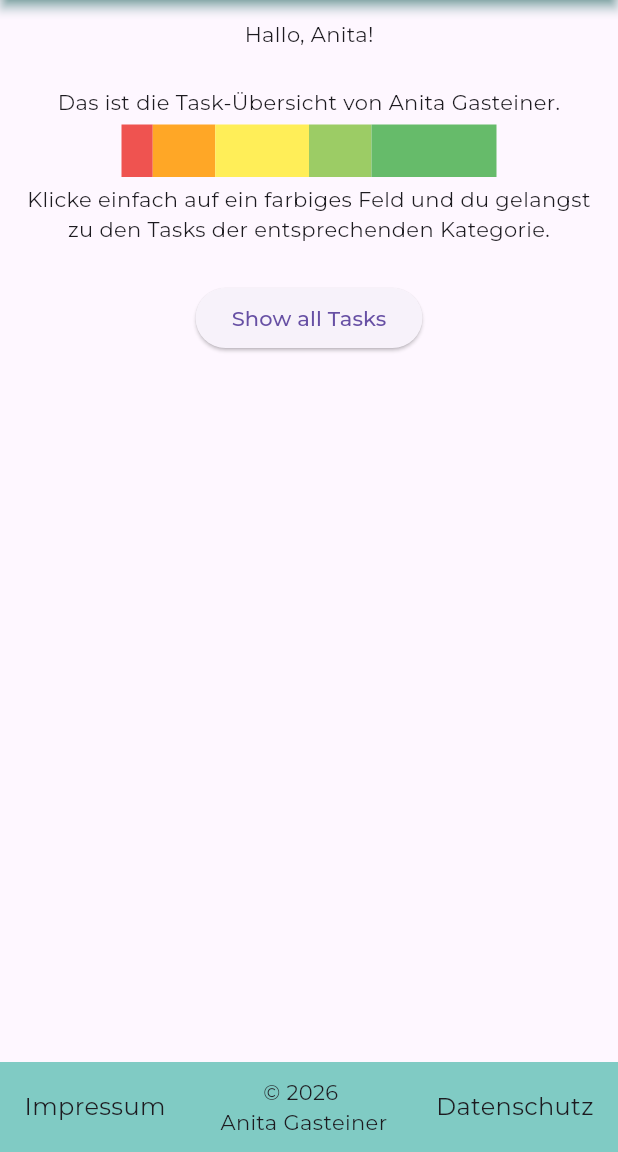
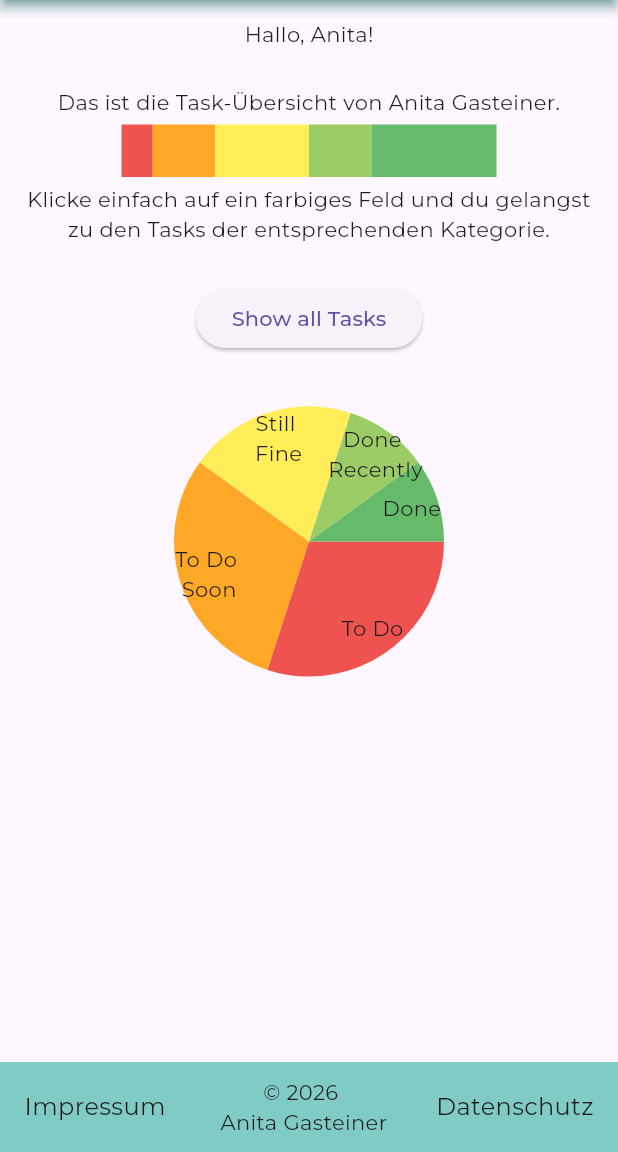
Before and after one commit to anitagasteiner/you-got-this, a Flutter app: the screen it shows after launch, on a phone screen of 412 x 824 dp, the part 84-1236 px from its top. Run offline on Flutter 3.47's test engine with Material 3 defaults, Android fonts, the phone set to English and light mode, and no system bars; drawn by our look-alikes of fl_chart.

Commit message:
pie chart testing

```diff
--- a/lib/screens/home_screen.dart
+++ b/lib/screens/home_screen.dart
@@ -3,8 +3,11 @@ import '../common/colors.dart';
 import '../calc.dart';
 import '../widgets/navbars_widgets.dart';
 import '../widgets/color_box_link_widget.dart';
+import '../widgets/circle_chart_widget.dart';
+
 
 int count = 0;
+
 
 class HomeScreen extends StatelessWidget {
   const HomeScreen({super.key});
@@ -100,6 +103,7 @@ class HomeScreen extends StatelessWidget {
                   arguments: 'All');
               },
             ),
+            SimplePieChart(),
           ],
         ),
       ),
--- /dev/null
+++ b/lib/widgets/circle_chart_widget.dart
@@ -0,0 +1,94 @@
+import 'package:flutter/material.dart';
+import 'package:fl_chart/fl_chart.dart';
+import '../common/colors.dart';
+
+
+// class ScaleColors {
+//   static final toDo = Colors.red[400]!;
+//   static final toDoSoon = Colors.orange[400]!;
+//   static final stillFine = Colors.yellow[400]!;
+//   static final doneRecently = Colors.lightGreen[400]!;
+//   static final done = Colors.green[400]!;
+// }
+
+
+class SimplePieChart extends StatelessWidget {
+  const SimplePieChart({super.key});
+
+  @override
+  Widget build(BuildContext context) {
+    return SizedBox(
+      height: 250,
+      // width: 500,
+      child: PieChart(
+        PieChartData(
+          centerSpaceRadius: 0,
+          sectionsSpace: 0,
+          sections: [
+            PieChartSectionData(
+              value: 30,
+              color: ScaleColors.toDo,
+              title: 'To Do',
+              radius: 90,
+              titleStyle: const TextStyle(
+                // color: Colors.white,
+                fontSize: 14,
+                // fontWeight: FontWeight.bold,
+              ),
+              titlePositionPercentageOffset: 0.8,
+            ),
+            PieChartSectionData(
+              value: 30,
+              color: ScaleColors.toDoSoon,
+              title: 'To Do \n Soon',
+              radius: 90,
+              titleStyle: const TextStyle(
+                // color: Colors.white,
+                fontSize: 14,
+                // fontWeight: FontWeight.bold,
+              ),
+              titlePositionPercentageOffset: 0.8,
+            ),
+            PieChartSectionData(
+              value: 20,
+              color: ScaleColors.stillFine,
+              title: 'Still \n Fine',
+              radius: 90,
+              titleStyle: const TextStyle(
+                // color: Colors.black,
+                fontSize: 14,
+                // fontWeight: FontWeight.bold,
+              ),
+              titlePositionPercentageOffset: 0.8,
+            ),
+            PieChartSectionData(
+              value: 10,
+              color: ScaleColors.doneRecently,
+              title: 'Done \n Recently',
+              radius: 90,
+              titleStyle: const TextStyle(
+                // color: Colors.black,
+                fontSize: 14,
+                // fontWeight: FontWeight.bold,
+              ),
+              titlePositionPercentageOffset: 0.8,
+            ),
+            PieChartSectionData(
+              value: 10,
+              color: ScaleColors.done,
+              title: 'Done',
+              radius: 90,
+              titleStyle: const TextStyle(
+                // color: Colors.white,
+                fontSize: 14,
+                // fontWeight: FontWeight.bold,
+              ),
+              titlePositionPercentageOffset: 0.8,
+            ),
+          ],
+        ),
+      ),
+    );
+  }
+
+}
--- a/pubspec.yaml
+++ b/pubspec.yaml
@@ -9,6 +9,7 @@ environment:
 dependencies:
   flutter:
     sdk: flutter
+  fl_chart: ^0.66.0
 
 dev_dependencies:
   flutter_test:
```
Also changed, not shown: lib/common/painting.dart (line endings or trailing spaces), pubspec.lock.
